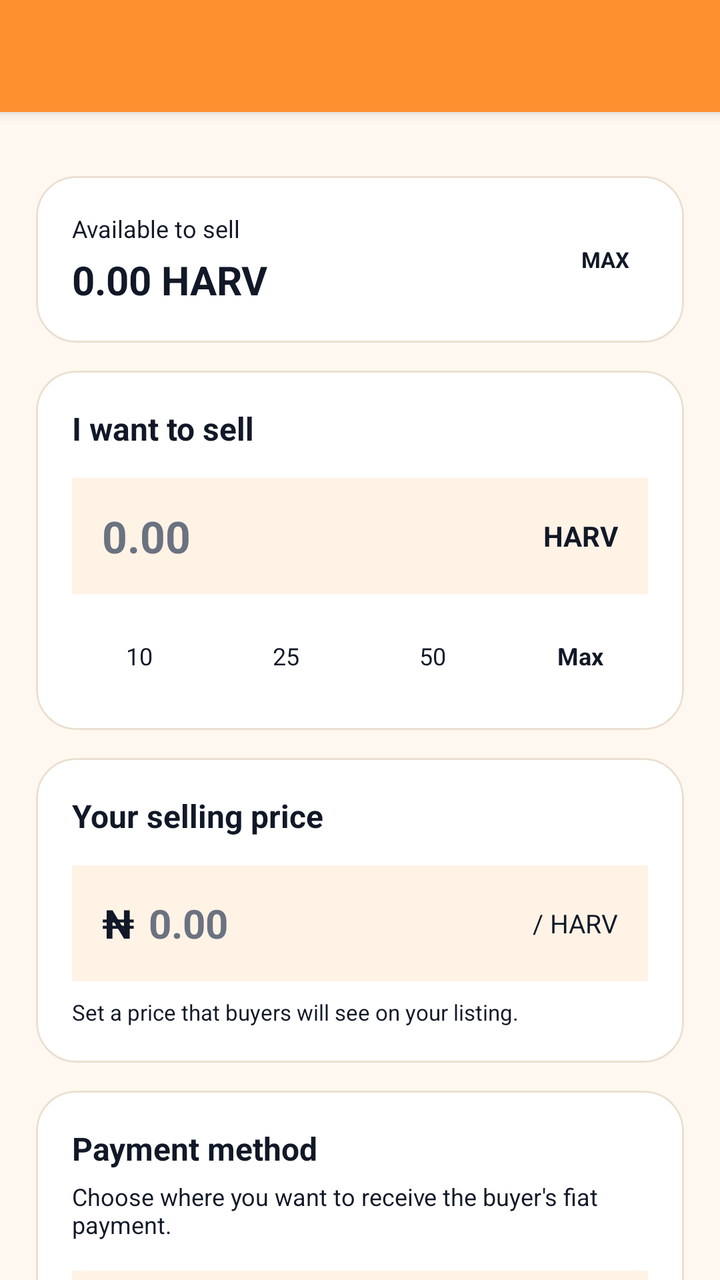
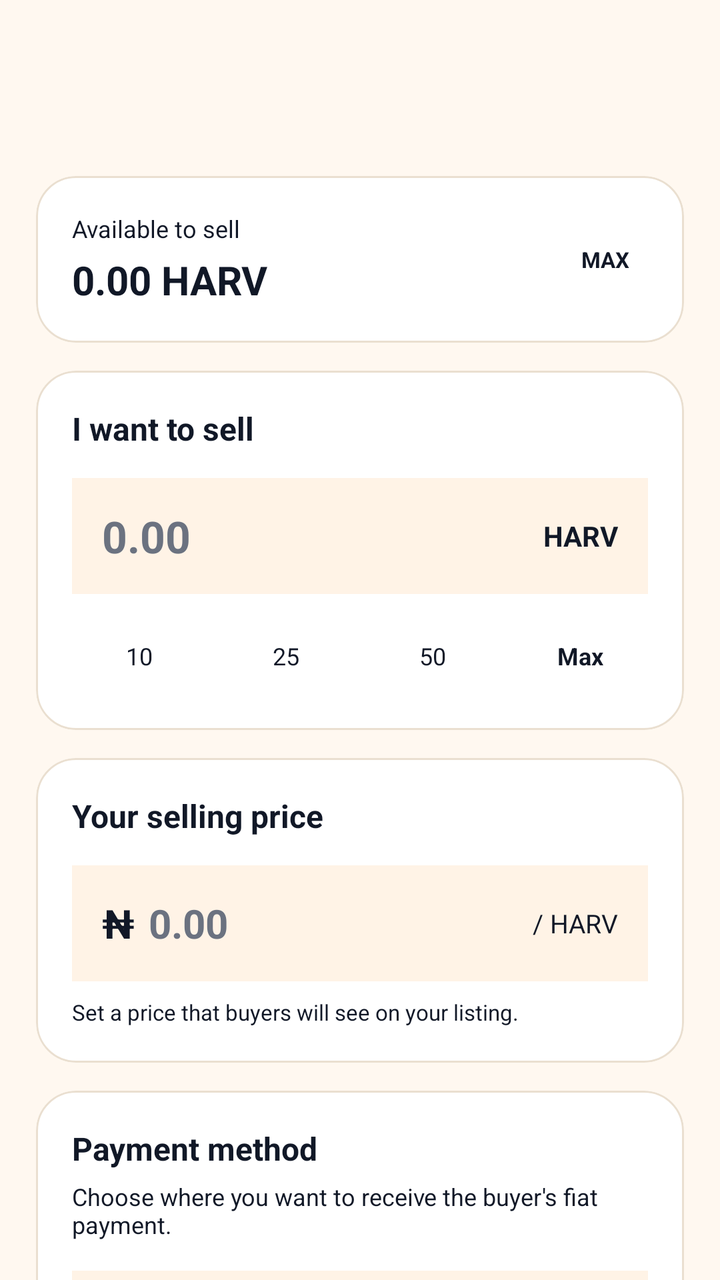

Screens rendered from an Android XML layout before and after an edit, with the pre-edit source and the edit as a unified diff.
<!-- AndroidManifest.xml: application theme AppTheme -->
<!-- res/layout/p2p_sell_order.xml -->
<androidx.coordinatorlayout.widget.CoordinatorLayout
	xmlns:android="http://schemas.android.com/apk/res/android"
	xmlns:app="http://schemas.android.com/apk/res-auto"
	xmlns:tools="http://schemas.android.com/tools"
	android:id="@+id/_coordinator"
	android:layout_width="match_parent"
	android:layout_height="match_parent">
	<com.google.android.material.appbar.AppBarLayout
		android:id="@+id/_app_bar"
		android:layout_width="match_parent"
		android:layout_height="wrap_content"
		android:theme="@style/AppTheme.AppBarOverlay">
		<androidx.appcompat.widget.Toolbar
			android:id="@+id/_toolbar"
			android:layout_width="match_parent"
			android:layout_height="?attr/actionBarSize"
			android:background="?attr/appBarColor"
			app:popupTheme="@style/AppTheme.PopupOverlay" />
	</com.google.android.material.appbar.AppBarLayout>
	<androidx.core.widget.NestedScrollView
		android:layout_width="match_parent"
		android:layout_height="match_parent"
		android:background="@color/colorP2pBg"
		android:fillViewport="true"
		android:clipToPadding="false"
		app:layout_behavior="@string/appbar_scrolling_view_behavior">
		<LinearLayout
			android:id="@+id/sell_order_root"
			android:layout_width="match_parent"
			android:layout_height="wrap_content"
			android:paddingTop="16dp"
			android:paddingBottom="36dp"
			android:orientation="vertical"
			android:paddingStart="18dp"
			android:paddingEnd="18dp">
			<com.google.android.material.card.MaterialCardView
				android:id="@+id/card_sell_available"
				android:layout_width="match_parent"
				android:layout_height="wrap_content"
				android:layout_marginTop="16dp"
				app:cardBackgroundColor="@color/colorP2pSurface"
				app:cardCornerRadius="20dp"
				app:cardElevation="0dp"
				app:strokeColor="@color/colorP2pBorder"
				app:strokeWidth="1dp">
				<LinearLayout
					android:id="@+id/linear193"
					android:layout_width="match_parent"
					android:layout_height="wrap_content"
					android:padding="18dp"
					android:gravity="center_vertical"
					android:orientation="horizontal">
					<LinearLayout
						android:id="@+id/linear194"
						android:layout_width="0dp"
						android:layout_height="wrap_content"
						android:orientation="vertical"
						android:layout_weight="1">
						<TextView
							android:id="@+id/textview111"
							android:layout_width="wrap_content"
							android:layout_height="wrap_content"
							android:text="Available to sell"
							android:textSize="12sp" />
						<TextView
							android:id="@+id/tv_sell_available_harv"
							android:layout_width="wrap_content"
							android:layout_height="wrap_content"
							android:layout_marginTop="4dp"
							android:text="0.00 HARV"
							android:textSize="20sp"
							android:textStyle="bold" />
					</LinearLayout>
					<TextView
						android:id="@+id/tv_sell_max_hint"
						android:layout_width="wrap_content"
						android:layout_height="wrap_content"
						android:padding="9dp"
						android:text="MAX"
						android:textSize="11sp"
						android:textStyle="bold" />
				</LinearLayout>
			</com.google.android.material.card.MaterialCardView>
			<com.google.android.material.card.MaterialCardView
				android:id="@+id/card_sell_amount"
				android:layout_width="match_parent"
				android:layout_height="wrap_content"
				android:layout_marginTop="14dp"
				app:cardBackgroundColor="@color/colorP2pSurface"
				app:cardCornerRadius="20dp"
				app:cardElevation="0dp"
				app:strokeColor="@color/colorP2pBorder"
				app:strokeWidth="1dp">
				<LinearLayout
					android:id="@+id/linear195"
					android:layout_width="match_parent"
					android:layout_height="wrap_content"
					android:padding="18dp"
					android:orientation="vertical">
					<TextView
						android:id="@+id/textview112"
						android:layout_width="wrap_content"
						android:layout_height="wrap_content"
						android:text="I want to sell"
						android:textSize="16sp"
						android:textStyle="bold" />
					<LinearLayout
						android:id="@+id/linear196"
						android:layout_width="match_parent"
						android:layout_height="58dp"
						android:layout_marginTop="14dp"
						android:background="@color/colorP2pSurfaceAlt"
						android:gravity="center_vertical"
						android:orientation="horizontal"
						android:paddingStart="15dp"
						android:paddingEnd="15dp">
						<EditText
							android:id="@+id/et_sell_amount"
							android:layout_width="0dp"
							android:layout_height="match_parent"
							android:background="@android:color/transparent"
							android:textSize="22sp"
							android:textStyle="bold"
							android:hint="0.00"
							android:inputType="numberDecimal"
							android:layout_weight="1"
							android:maxLines="1" />
						<TextView
							android:id="@+id/textview113"
							android:layout_width="wrap_content"
							android:layout_height="wrap_content"
							android:text="HARV"
							android:textSize="14sp"
							android:textStyle="bold" />
					</LinearLayout>
					<TextView
						android:id="@+id/tv_sell_amount_error"
						android:layout_width="match_parent"
						android:layout_height="wrap_content"
						android:layout_marginTop="7dp"
						android:textSize="11sp"
						android:visibility="gone" />
					<LinearLayout
						android:id="@+id/layout_sell_presets"
						android:layout_width="match_parent"
						android:layout_height="wrap_content"
						android:layout_marginTop="12dp"
						android:gravity="center_vertical"
						android:orientation="horizontal">
						<TextView
							android:id="@+id/tv_sell_preset_1"
							android:layout_width="0dp"
							android:layout_height="38dp"
							android:gravity="center_horizontal|center_vertical"
							android:text="10"
							android:textSize="12sp"
							android:layout_weight="1" />
						<TextView
							android:id="@+id/tv_sell_preset_2"
							android:layout_width="0dp"
							android:layout_height="38dp"
							android:gravity="center_horizontal|center_vertical"
							android:text="25"
							android:textSize="12sp"
							android:layout_weight="1"
							android:layout_marginStart="6dp" />
						<TextView
							android:id="@+id/tv_sell_preset_3"
							android:layout_width="0dp"
							android:layout_height="38dp"
							android:gravity="center_horizontal|center_vertical"
							android:text="50"
							android:textSize="12sp"
							android:layout_weight="1"
							android:layout_marginStart="6dp" />
						<TextView
							android:id="@+id/tv_sell_preset_max"
							android:layout_width="0dp"
							android:layout_height="38dp"
							android:gravity="center_horizontal|center_vertical"
							android:text="Max"
							android:textSize="12sp"
							android:textStyle="bold"
							android:layout_weight="1"
							android:layout_marginStart="6dp" />
					</LinearLayout>
				</LinearLayout>
			</com.google.android.material.card.MaterialCardView>
			<com.google.android.material.card.MaterialCardView
				android:id="@+id/card_sell_price"
				android:layout_width="match_parent"
				android:layout_height="wrap_content"
				android:layout_marginTop="14dp"
				app:cardBackgroundColor="@color/colorP2pSurface"
				app:cardCornerRadius="20dp"
				app:cardElevation="0dp"
				app:strokeColor="@color/colorP2pBorder"
				app:strokeWidth="1dp">
				<LinearLayout
					android:id="@+id/linear197"
					android:layout_width="match_parent"
					android:layout_height="wrap_content"
					android:padding="18dp"
					android:orientation="vertical">
					<TextView
						android:id="@+id/textview114"
						android:layout_width="wrap_content"
						android:layout_height="wrap_content"
						android:text="Your selling price"
						android:textSize="16sp"
						android:textStyle="bold" />
					<LinearLayout
						android:id="@+id/linear198"
						android:layout_width="match_parent"
						android:layout_height="58dp"
						android:layout_marginTop="14dp"
						android:background="@color/colorP2pSurfaceAlt"
						android:gravity="center_vertical"
						android:orientation="horizontal"
						android:paddingStart="15dp"
						android:paddingEnd="15dp">
						<TextView
							android:id="@+id/textview115"
							android:layout_width="wrap_content"
							android:layout_height="wrap_content"
							android:text="₦"
							android:textSize="20sp"
							android:textStyle="bold" />
						<EditText
							android:id="@+id/et_sell_price"
							android:layout_width="0dp"
							android:layout_height="match_parent"
							android:background="@android:color/transparent"
							android:textSize="20sp"
							android:textStyle="bold"
							android:hint="0.00"
							android:inputType="numberDecimal"
							android:layout_weight="1"
							android:layout_marginStart="7dp"
							android:maxLines="1" />
						<TextView
							android:id="@+id/textview116"
							android:layout_width="wrap_content"
							android:layout_height="wrap_content"
							android:text="/ HARV"
							android:textSize="13sp" />
					</LinearLayout>
					<TextView
						android:id="@+id/tv_sell_price_hint"
						android:layout_width="match_parent"
						android:layout_height="wrap_content"
						android:layout_marginTop="8dp"
						android:text="Set a price that buyers will see on your listing."
						android:textSize="11sp" />
				</LinearLayout>
			</com.google.android.material.card.MaterialCardView>
			<com.google.android.material.card.MaterialCardView
				android:id="@+id/card_sell_payment_method"
				android:layout_width="match_parent"
				android:layout_height="wrap_content"
				android:layout_marginTop="14dp"
				app:cardBackgroundColor="@color/colorP2pSurface"
				app:cardCornerRadius="20dp"
				app:cardElevation="0dp"
				app:strokeColor="@color/colorP2pBorder"
				app:strokeWidth="1dp">
				<LinearLayout
					android:id="@+id/linear199"
					android:layout_width="match_parent"
					android:layout_height="wrap_content"
					android:padding="18dp"
					android:orientation="vertical">
					<TextView
						android:id="@+id/textview117"
						android:layout_width="wrap_content"
						android:layout_height="wrap_content"
						android:text="Payment method"
						android:textSize="16sp"
						android:textStyle="bold" />
					<TextView
						android:id="@+id/tv_sell_payment_method_description"
						android:layout_width="match_parent"
						android:layout_height="wrap_content"
						android:layout_marginTop="5dp"
						android:text="Choose where you want to receive the buyer's fiat payment."
						android:textSize="12sp" />
					<LinearLayout
						android:id="@+id/layout_sell_payment_account"
						android:layout_width="match_parent"
						android:layout_height="wrap_content"
						android:layout_marginTop="15dp"
						android:padding="14dp"
						android:background="@color/colorP2pSurfaceAlt"
						android:gravity="center_vertical"
						android:orientation="horizontal">
						<LinearLayout
							android:id="@+id/linear200"
							android:layout_width="0dp"
							android:layout_height="wrap_content"
							android:orientation="vertical"
							android:layout_weight="1">
							<TextView
								android:id="@+id/tv_sell_bank_name"
								android:layout_width="wrap_content"
								android:layout_height="wrap_content"
								android:text="Select payment account"
								android:textSize="14sp"
								android:textStyle="bold" />
							<TextView
								android:id="@+id/tv_sell_account_preview"
								android:layout_width="wrap_content"
								android:layout_height="wrap_content"
								android:layout_marginTop="4dp"
								android:text="No account selected"
								android:textSize="12sp" />
						</LinearLayout>
						<TextView
							android:id="@+id/tv_sell_change_account"
							android:layout_width="wrap_content"
							android:layout_height="wrap_content"
							android:text="CHANGE"
							android:textSize="10sp"
							android:textStyle="bold" />
					</LinearLayout>
				</LinearLayout>
			</com.google.android.material.card.MaterialCardView>
			<com.google.android.material.card.MaterialCardView
				android:id="@+id/card_sell_preview"
				android:layout_width="match_parent"
				android:layout_height="wrap_content"
				android:layout_marginTop="14dp"
				app:cardBackgroundColor="@color/colorP2pSurface"
				app:cardCornerRadius="20dp"
				app:cardElevation="0dp"
				app:strokeColor="@color/colorP2pBorder"
				app:strokeWidth="1dp">
				<LinearLayout
					android:id="@+id/linear201"
					android:layout_width="match_parent"
					android:layout_height="wrap_content"
					android:padding="18dp"
					android:orientation="vertical">
					<TextView
						android:id="@+id/textview118"
						android:layout_width="wrap_content"
						android:layout_height="wrap_content"
						android:text="Order preview"
						android:textSize="16sp"
						android:textStyle="bold" />
					<LinearLayout
						android:id="@+id/linear202"
						android:layout_width="match_parent"
						android:layout_height="wrap_content"
						android:layout_marginTop="17dp"
						android:orientation="horizontal">
						<TextView
							android:id="@+id/textview119"
							android:layout_width="0dp"
							android:layout_height="wrap_content"
							android:text="HARV amount"
							android:textSize="13sp"
							android:layout_weight="1" />
						<TextView
							android:id="@+id/tv_sell_preview_harv"
							android:layout_width="wrap_content"
							android:layout_height="wrap_content"
							android:text="0.00 HARV"
							android:textSize="13sp"
							android:textStyle="bold" />
					</LinearLayout>
					<LinearLayout
						android:id="@+id/linear203"
						android:layout_width="match_parent"
						android:layout_height="wrap_content"
						android:layout_marginTop="10dp"
						android:orientation="horizontal">
						<TextView
							android:id="@+id/textview120"
							android:layout_width="0dp"
							android:layout_height="wrap_content"
							android:text="Unit price"
							android:textSize="13sp"
							android:layout_weight="1" />
						<TextView
							android:id="@+id/tv_sell_preview_price"
							android:layout_width="wrap_content"
							android:layout_height="wrap_content"
							android:text="₦0.00 / HARV"
							android:textSize="13sp" />
					</LinearLayout>
					<LinearLayout
						android:id="@+id/linear204"
						android:layout_width="match_parent"
						android:layout_height="wrap_content"
						android:layout_marginTop="10dp"
						android:orientation="horizontal">
						<TextView
							android:id="@+id/textview121"
							android:layout_width="0dp"
							android:layout_height="wrap_content"
							android:text="Gross fiat value"
							android:textSize="13sp"
							android:layout_weight="1" />
						<TextView
							android:id="@+id/tv_sell_preview_gross"
							android:layout_width="wrap_content"
							android:layout_height="wrap_content"
							android:text="₦0.00"
							android:textSize="13sp" />
					</LinearLayout>
					<LinearLayout
						android:id="@+id/row_sell_preview_fee"
						android:layout_width="match_parent"
						android:layout_height="wrap_content"
						android:layout_marginTop="10dp"
						android:orientation="horizontal">
						<TextView
							android:id="@+id/textview122"
							android:layout_width="0dp"
							android:layout_height="wrap_content"
							android:text="Maker fee"
							android:textSize="13sp"
							android:layout_weight="1" />
						<TextView
							android:id="@+id/tv_sell_preview_fee"
							android:layout_width="wrap_content"
							android:layout_height="wrap_content"
							android:text="Calculated automatically"
							android:textSize="12sp" />
					</LinearLayout>
					<View
						android:id="@+id/view205"
						android:layout_width="match_parent"
						android:layout_height="1dp"
						android:layout_marginTop="16dp"
						android:background="@color/colorP2pBorder" />
					<LinearLayout
						android:id="@+id/linear206"
						android:layout_width="match_parent"
						android:layout_height="wrap_content"
						android:layout_marginTop="14dp"
						android:orientation="horizontal">
						<TextView
							android:id="@+id/textview123"
							android:layout_width="0dp"
							android:layout_height="wrap_content"
							android:text="Expected fiat"
							android:textSize="13sp"
							android:layout_weight="1" />
						<TextView
							android:id="@+id/tv_sell_preview_receive"
							android:layout_width="wrap_content"
							android:layout_height="wrap_content"
							android:text="₦0.00"
							android:textSize="17sp"
							android:textStyle="bold" />
					</LinearLayout>
				</LinearLayout>
			</com.google.android.material.card.MaterialCardView>
			<com.google.android.material.card.MaterialCardView
				android:id="@+id/card_sell_conditions"
				android:layout_width="match_parent"
				android:layout_height="wrap_content"
				android:layout_marginTop="14dp"
				app:cardBackgroundColor="@color/colorP2pSurface"
				app:cardCornerRadius="20dp"
				app:cardElevation="0dp"
				app:strokeColor="@color/colorP2pBorder"
				app:strokeWidth="1dp">
				<LinearLayout
					android:id="@+id/linear207"
					android:layout_width="match_parent"
					android:layout_height="wrap_content"
					android:padding="18dp"
					android:orientation="vertical">
					<TextView
						android:id="@+id/textview124"
						android:layout_width="wrap_content"
						android:layout_height="wrap_content"
						android:text="Selling conditions"
						android:textSize="16sp"
						android:textStyle="bold" />
					<TextView
						android:id="@+id/tv_sell_condition_limits"
						android:layout_width="match_parent"
						android:layout_height="wrap_content"
						android:layout_marginTop="12dp"
						android:text="Minimum order: 0 HARV\nMaximum order: 0 HARV"
						android:textSize="12sp"
						android:lineSpacingExtra="4dp" />
					<TextView
						android:id="@+id/tv_sell_condition_window"
						android:layout_width="match_parent"
						android:layout_height="wrap_content"
						android:layout_marginTop="9dp"
						android:text="Payment window: 30 minutes"
						android:textSize="12sp" />
				</LinearLayout>
			</com.google.android.material.card.MaterialCardView>
			<com.google.android.material.card.MaterialCardView
				android:id="@+id/card_sell_protection"
				android:layout_width="match_parent"
				android:layout_height="wrap_content"
				android:layout_marginTop="14dp"
				app:cardBackgroundColor="@color/colorP2pSurface"
				app:cardCornerRadius="18dp"
				app:cardElevation="0dp"
				app:strokeColor="@color/colorP2pAccent"
				app:strokeWidth="1dp">
				<LinearLayout
					android:id="@+id/linear208"
					android:layout_width="match_parent"
					android:layout_height="wrap_content"
					android:padding="16dp"
					android:orientation="horizontal">
					<TextView
						android:id="@+id/textview125"
						android:layout_width="32dp"
						android:layout_height="32dp"
						android:gravity="center_horizontal|center_vertical"
						android:text="✓"
						android:textSize="17sp"
						android:textStyle="bold" />
					<LinearLayout
						android:id="@+id/linear209"
						android:layout_width="0dp"
						android:layout_height="wrap_content"
						android:orientation="vertical"
						android:layout_weight="1"
						android:layout_marginStart="10dp">
						<TextView
							android:id="@+id/textview126"
							android:layout_width="wrap_content"
							android:layout_height="wrap_content"
							android:text="Protected by blockchain escrow"
							android:textSize="13sp"
							android:textStyle="bold" />
						<TextView
							android:id="@+id/tv_sell_protection_description"
							android:layout_width="match_parent"
							android:layout_height="wrap_content"
							android:layout_marginTop="4dp"
							android:text="When a trade is created, the required HARV is secured through the escrow process before the transaction proceeds."
							android:textSize="11sp"
							android:lineSpacingExtra="2dp" />
					</LinearLayout>
				</LinearLayout>
			</com.google.android.material.card.MaterialCardView>
			<com.google.android.material.button.MaterialButton
				android:id="@+id/btn_create_sell_order"
				android:layout_width="match_parent"
				android:layout_height="56dp"
				android:layout_marginTop="18dp"
				android:text="Create Sell Order"
				android:textSize="15sp"
				android:textStyle="bold"
				android:textAllCaps="false"
				app:backgroundTint="@color/colorP2pAccent"
				app:cornerRadius="16dp" />
			<TextView
				android:id="@+id/tv_sell_order_note"
				android:layout_width="match_parent"
				android:layout_height="wrap_content"
				android:layout_marginTop="9dp"
				android:gravity="center_horizontal|center_vertical"
				android:text="Your order will become available to eligible buyers after validation."
				android:textSize="11sp" />
		</LinearLayout>
	</androidx.core.widget.NestedScrollView>
</androidx.coordinatorlayout.widget.CoordinatorLayout>
<!-- resources referenced by this layout -->
<resources>
  <color name="colorP2pAccent">#FF9030</color>
  <color name="colorP2pBg">#FFF8F0</color>
  <color name="colorP2pBorder">#EADFD0</color>
  <color name="colorP2pSurface">#FFFFFF</color>
  <color name="colorP2pSurfaceAlt">#FFF3E6</color>
  <style name="AppTheme.PopupOverlay" parent="ThemeOverlay.MaterialComponents.Light" />
  <style name="AppTheme" parent="Theme.MaterialComponents.DayNight.NoActionBar">
          
          <item name="homeAsUpIndicator">@drawable/ic_nav_back</item>
          
          <item name="android:textViewStyle">@style/HarvanaTextView</item>
          <item name="appBarColor">@color/colorAccent</item>
          <item name="onAppBarColor">@color/colorTextOnAccent</item>
          <item name="colorSecondary">@color/colorAccent</item>
          <item name="colorOnSecondary">@color/colorTextOnAccent</item>
          <item name="colorPrimaryVariant">@color/colorAccentDark</item>
          <item name="colorSecondaryVariant">@color/colorAccentDark</item>
          <item name="colorError">@color/colorError</item>
          <item name="colorOnError">@color/colorTextPrimaryWhite</item>
          <item name="colorControlActivated">@color/colorAccent</item>
          <item name="colorControlNormal">@color/colorControlNormal</item>
          <item name="colorControlHighlight">@color/colorAccentRipple</item>
          <item name="android:textColorHighlight">@color/colorAccentStroke</item>
          <item name="android:textColorLink">@color/colorAccentStrong</item>
          <item name="android:editTextColor">@color/colorTextPrimary</item>
          <item name="android:navigationBarColor">@color/colorBackground</item>
          <item name="colorPrimary">@color/colorAccent</item>
          <item name="colorPrimaryDark">@color/colorAccentStrong</item>
          <item name="colorAccent">@color/colorAccent</item>
          <item name="colorSurface">@color/colorSurface</item>
          <item name="colorOnPrimary">@color/colorTextOnAccent</item>
          <item name="colorOnSurface">@color/colorTextPrimary</item>
          <item name="colorOnBackground">@color/colorTextPrimary</item>
          <item name="colorOnSurfaceVariant">@color/colorTextSecondary</item>
          <item name="android:textColorPrimary">@color/colorTextPrimary</item>
          <item name="android:textColorSecondary">@color/colorTextSecondary</item>
          <item name="android:textColorHint">@color/colorTextTertiary</item>
          <item name="android:statusBarColor">?attr/appBarColor</item>
          <item name="android:windowLightStatusBar">true</item>
          <item name="android:windowBackground">@color/colorBackground</item>
          <item name="alertDialogTheme">@style/HarvanaAlertDialog</item>
          <item name="materialAlertDialogTheme">@style/HarvanaAlertDialog</item>
          <item name="bottomSheetDialogTheme">@style/HarvanaBottomSheetDialog</item>
      </style>
  <style name="HarvanaTextView" parent="android:Widget.TextView">
          <item name="android:textColor">@color/colorTextPrimary</item>
      </style>
  <color name="colorAccent">#FF9030</color>
  <color name="colorTextOnAccent">#111827</color>
  <color name="colorAccentDark">#E57A14</color>
  <color name="colorError">#EF4444</color>
  <color name="colorTextPrimaryWhite">#FFFFFF</color>
  <color name="colorControlNormal">#6B7280</color>
  <color name="colorAccentRipple">#1AFF9030</color>
  <color name="colorAccentStroke">#33FF9030</color>
  <color name="colorAccentStrong">#B85F0A</color>
  <color name="colorTextPrimary">#111827</color>
  <color name="colorBackground">#FFF8F0</color>
  <color name="colorSurface">#FFFFFF</color>
  <color name="colorTextSecondary">#4B5563</color>
  <color name="colorTextTertiary">#6B7280</color>
  <style name="HarvanaDialogButton" parent="Widget.MaterialComponents.Button.TextButton.Dialog">
          <item name="android:textColor">@color/colorAccent</item>
          <item name="android:minHeight">48dp</item>
      </style>
  <!-- unchanged entries left out for length: 6 -->
</resources>

<!-- the commit's change to res/layout/p2p_sell_order.xml (unified diff, before → after) -->
@@ -9,7 +9,9 @@
 		android:id="@+id/_app_bar"
 		android:layout_width="match_parent"
 		android:layout_height="wrap_content"
-		android:theme="@style/AppTheme.AppBarOverlay">
+		android:theme="@style/AppTheme.AppBarOverlay"
+		app:elevation="0dp"
+		android:stateListAnimator="@null">
 		<androidx.appcompat.widget.Toolbar
 			android:id="@+id/_toolbar"
 			android:layout_width="match_parent"
<!-- resource entries referenced after the edit -->
@@ -11,8 +11,8 @@
           <item name="homeAsUpIndicator">@drawable/ic_nav_back</item>
           
           <item name="android:textViewStyle">@style/HarvanaTextView</item>
-          <item name="appBarColor">@color/colorAccent</item>
-          <item name="onAppBarColor">@color/colorTextOnAccent</item>
+          <item name="appBarColor">@color/colorBackground</item>
+          <item name="onAppBarColor">@color/colorTextPrimary</item>
           <item name="colorSecondary">@color/colorAccent</item>
           <item name="colorOnSecondary">@color/colorTextOnAccent</item>
           <item name="colorPrimaryVariant">@color/colorAccentDark</item>
